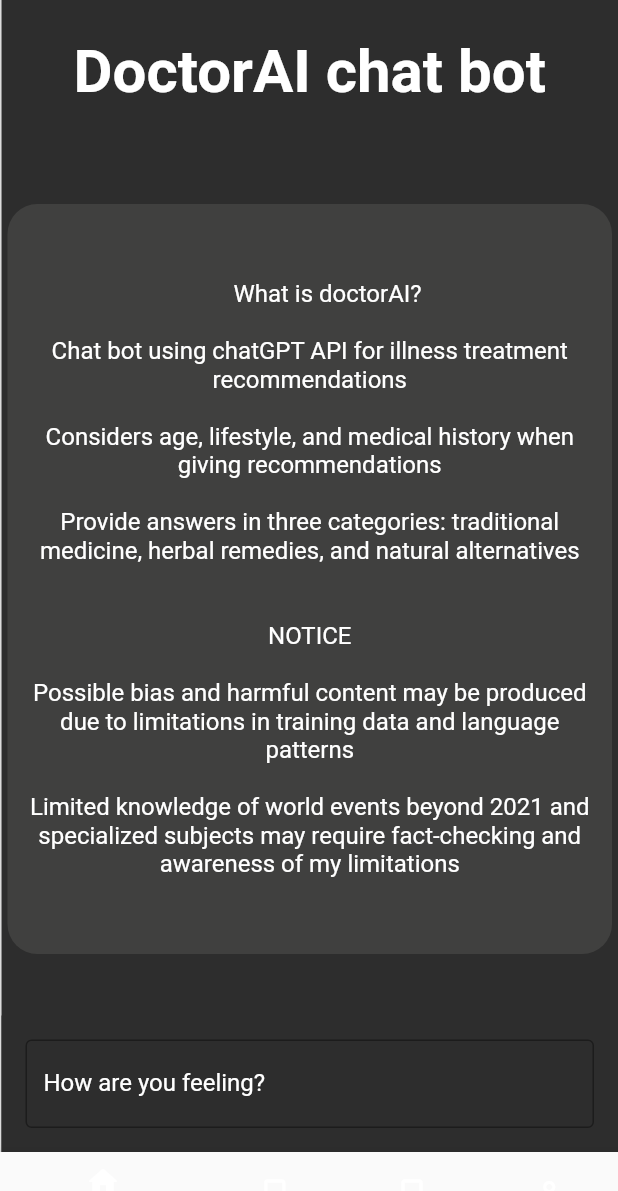
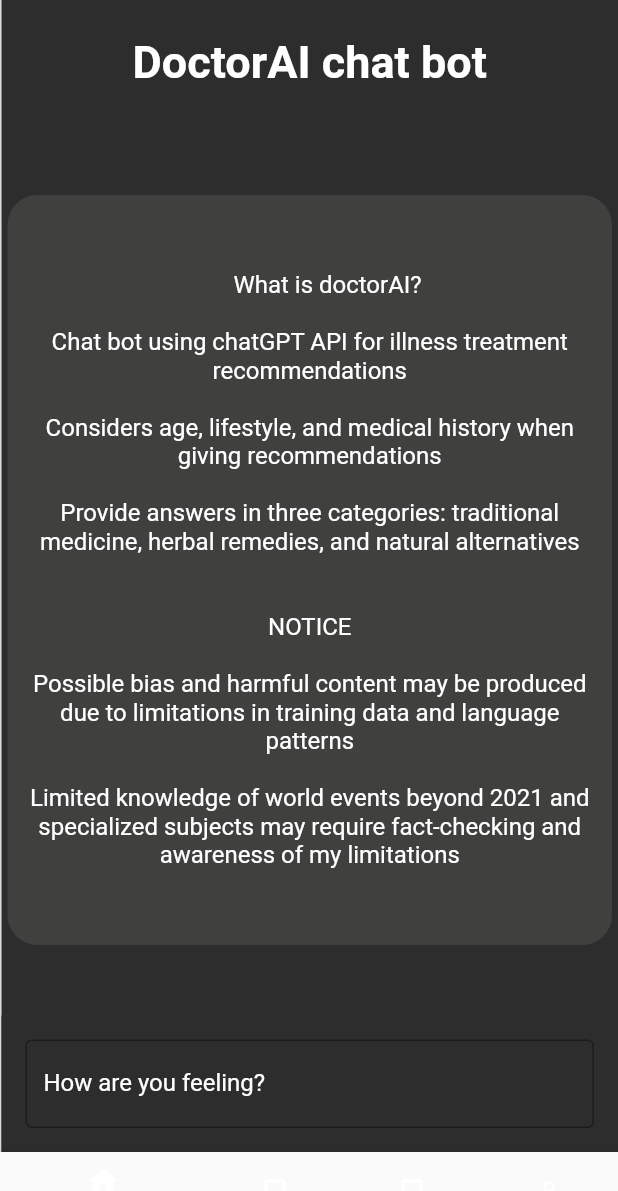
Before and after one commit to tiagomonteiro0715/hackaton-tiago-marcelo, a Flutter app: the screen it shows after launch, on a phone screen of 412 x 824 dp. Shown: the top 1191 px of the screen. Run offline on Flutter 3.47's test engine with Material 2 defaults, Android fonts, the phone set to English and light mode, and no system bars; missing offline and left inert: dart_openai; Roboto replaces fonts that are missing (Montserrat).

```diff
--- a/lib/src/chatGPT.dart
+++ b/lib/src/chatGPT.dart
@@ -76,8 +76,6 @@
   @override
   Widget build(BuildContext context) {
     return Scaffold(
-
-
       /// Setting the background color of the app to a dark grey.
       backgroundColor: Color.fromARGB(255, 45, 45, 45),
 
@@ -98,11 +96,12 @@
               padding: const EdgeInsets.all(24.0),
               child: Text(
                 "DoctorAI chat bot",
-                textScaleFactor: 2,
+                textScaleFactor: 1.0,
                 style: TextStyle(
                   color: Colors.white,
-                  fontSize: 20.0, // Increase the font size
-                  fontWeight: FontWeight.bold, // Add bold font weight
+                  fontSize: 30.0,
+                  fontWeight: FontWeight.bold,
+                  fontFamily: "Montserrat",
                 ),
               ),
             ),
```
Also changed, not shown: lib/src/mediguide.dart (+7 -9 lines), lib/src/profile.dart (+2 -14 lines).
